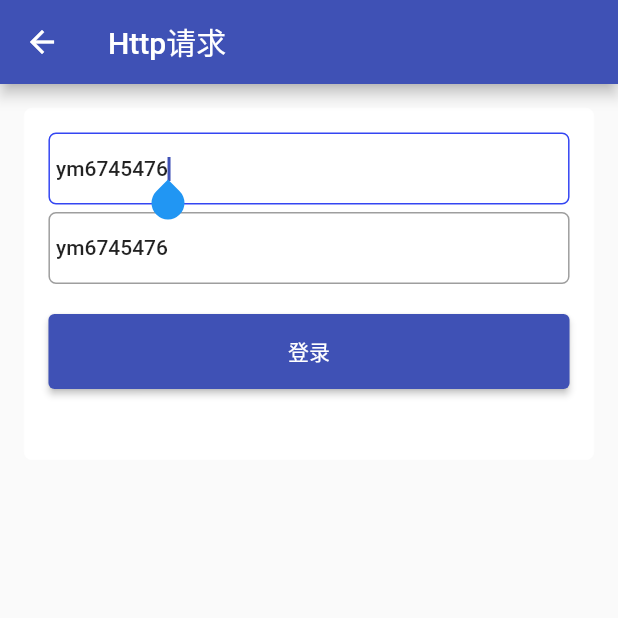
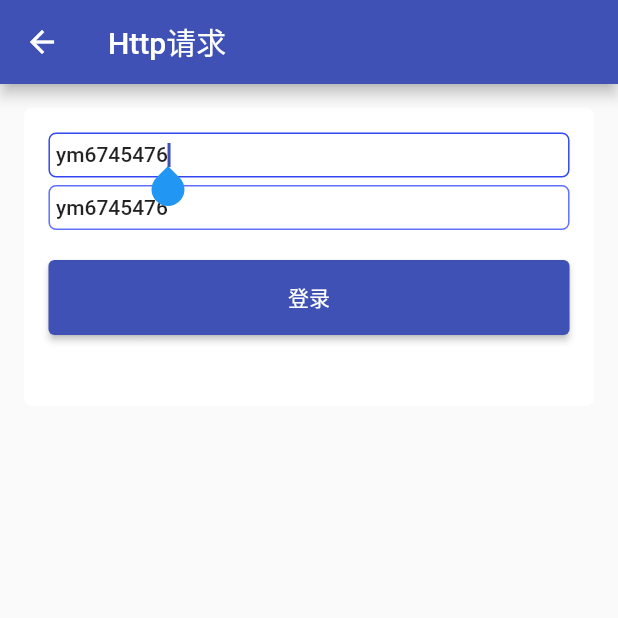
Before and after one commit to ym6745476/ym_flutter_widget, a Flutter app: the HttpPage screen opened by its route, on a phone screen of 412 x 824 dp, the top half of it. Run offline on Flutter 3.47's test engine with Material 2 defaults, Android fonts, the phone set to English and light mode, and no system bars; our stand-ins replace cookie_jar, dio, dio_cookie_manager, video_player; accounts and stored records are empty.

Commit message:
修改TextField增加hit和高度

```diff
--- a/lib/widgets/TextField/ym_text_field.dart
+++ b/lib/widgets/TextField/ym_text_field.dart
@@ -8,6 +8,8 @@ class YmTextField extends StatelessWidget {
   final Function(String text) onTextChanged;
   final String text;
   final double fontSize;
+  final double height;
+  final String hintText;
   late OutlineInputBorder outlineInputBorder;
   late OutlineInputBorder focusedBorder;
   final TextEditingController controller = TextEditingController();
@@ -16,6 +18,8 @@ class YmTextField extends StatelessWidget {
   YmTextField(this.inputFormatters,this.text,this.onTextChanged,
       {
         this.fontSize = 30,
+        this.height = 30,
+        this.hintText = "",
         this.outlineInputBorder = const OutlineInputBorder(),
         this.focusedBorder = const OutlineInputBorder()
       }
@@ -32,8 +36,12 @@ class YmTextField extends StatelessWidget {
     this.controller.text = text;
 
     return Theme(
-      data: new ThemeData(primaryColor:Color(0x003446F2), hintColor: Colors.black45),
-      child: TextField(
+      data: new ThemeData(primaryColor:Color(0xFF3446F2), hintColor: Colors.black45),
+      child: ConstrainedBox(
+          constraints: BoxConstraints(
+              maxHeight: height,
+          ),
+          child:TextField(
             controller: controller,
             autofocus: true,
             textAlign: TextAlign.left,//文本对齐方式
@@ -44,9 +52,12 @@ class YmTextField extends StatelessWidget {
               onTextChanged(text);
             },
             decoration: InputDecoration(
-            contentPadding: const EdgeInsets.symmetric(horizontal: 5),
+              hintText: hintText,
+              contentPadding: const EdgeInsets.symmetric(horizontal: 5,vertical: 0),
               border: outlineInputBorder,
+              enabledBorder: outlineInputBorder,
               focusedBorder: focusedBorder,
+            ),
           ),
       ),
     );
--- a/pubspec.yaml
+++ b/pubspec.yaml
@@ -1,7 +1,7 @@
 name: ym_flutter_widget
-description: Light Flutter Widget (Including Http,JsonToBean,AppBar,Dialog,Toast,Loading,Button,SearchBar,Html,MediaViewer and so on).
+description: A Light Weight Flutter Widget (Including Http,JsonToBean,AppBar,Dialog,Toast,Loading,Button,SearchBar,Html,Image,Video and so on).
 version: 0.0.1
-homepage: https://github.com/ym6745476/ym-flutter-widget
+homepage: https://github.com/ym6745476/ym_flutter_widget
 
 environment:
   sdk: ">=2.12.0 <3.0.0"
```
Also changed, not shown: 1 other file. Lines whose indentation alone changed are shown as unchanged.
